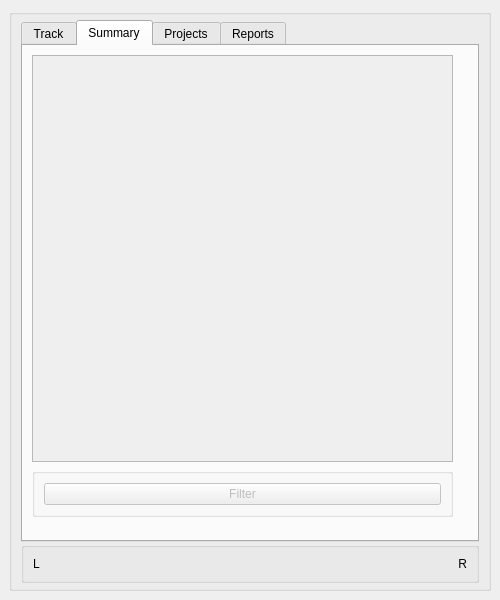
Qt form GUI/Main.ui (hratcliffe/TimeTrackerTwo) before a commit.
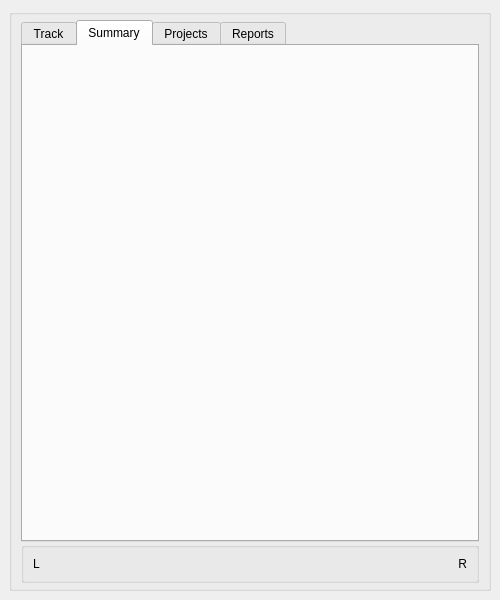
The same form after that commit. The open tabs and pages were chosen to show the change.

Commit message:
Summary Tab to own file
Also moves the helper functions into shared header

```diff
--- a/GUI/Main.ui
+++ b/GUI/Main.ui
@@ -142,67 +142,7 @@
              <height>462</height>
             </rect>
            </property>
-           <layout class="QGridLayout" name="s_main_layout">
-            <item row="0" column="0">
-             <widget class="QScrollArea" name="s_scrollArea">
-              <property name="sizePolicy">
-               <sizepolicy hsizetype="Expanding" vsizetype="Expanding">
-                <horstretch>0</horstretch>
-                <verstretch>0</verstretch>
-               </sizepolicy>
-              </property>
-              <property name="minimumSize">
-               <size>
-                <width>200</width>
-                <height>400</height>
-               </size>
-              </property>
-              <property name="widgetResizable">
-               <bool>true</bool>
-              </property>
-              <widget class="QWidget" name="s_scrollAreaWidgetContents">
-               <property name="geometry">
-                <rect>
-                 <x>0</x>
-                 <y>0</y>
-                 <width>417</width>
-                 <height>398</height>
-                </rect>
-               </property>
-               <layout class="QVBoxLayout" name="verticalLayout_6">
-                <item>
-                 <layout class="QVBoxLayout" name="s_summary_items"/>
-                </item>
-               </layout>
-              </widget>
-             </widget>
-            </item>
-            <item row="1" column="0">
-             <widget class="QGroupBox" name="s_button_box">
-              <property name="sizePolicy">
-               <sizepolicy hsizetype="Preferred" vsizetype="Minimum">
-                <horstretch>0</horstretch>
-                <verstretch>0</verstretch>
-               </sizepolicy>
-              </property>
-              <property name="title">
-               <string/>
-              </property>
-              <layout class="QHBoxLayout" name="horizontalLayout_3">
-               <item>
-                <widget class="QPushButton" name="s_filter_button">
-                 <property name="enabled">
-                  <bool>false</bool>
-                 </property>
-                 <property name="text">
-                  <string>Filter</string>
-                 </property>
-                </widget>
-               </item>
-              </layout>
-             </widget>
-            </item>
-           </layout>
+           <layout class="QGridLayout" name="summary_target_layout"/>
           </widget>
          </widget>
          <widget class="QWidget" name="project_tab">
```
Left out of the diff: 2 changed lines with no effect on the pictures. The commit also changes 6 other files.
